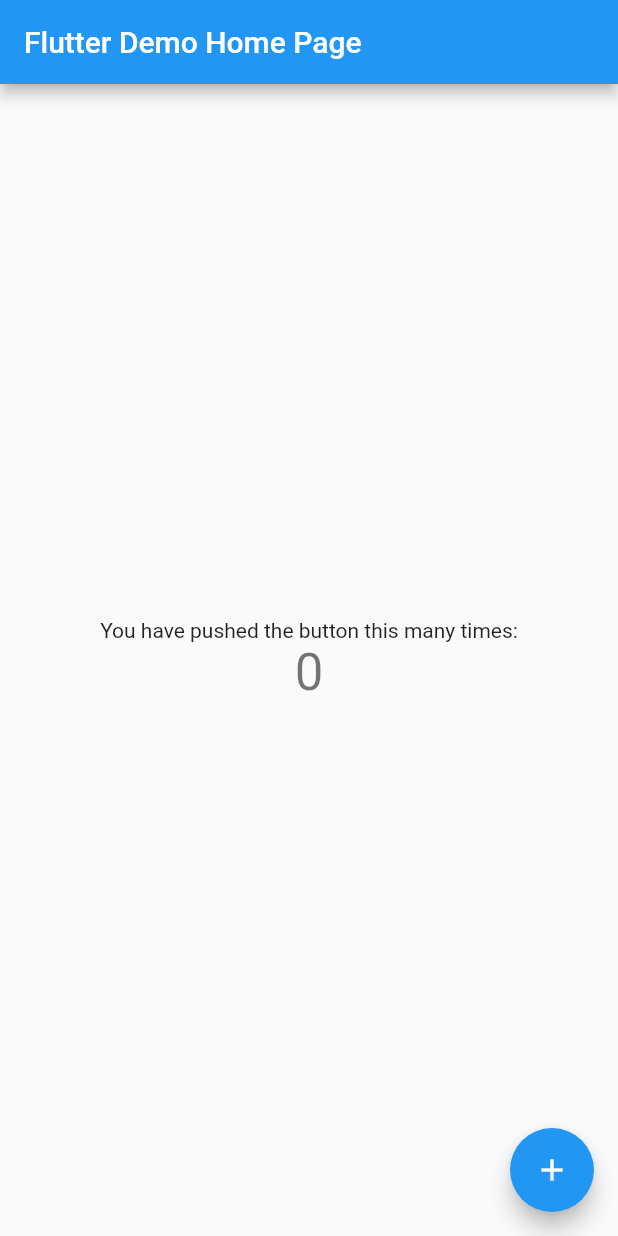
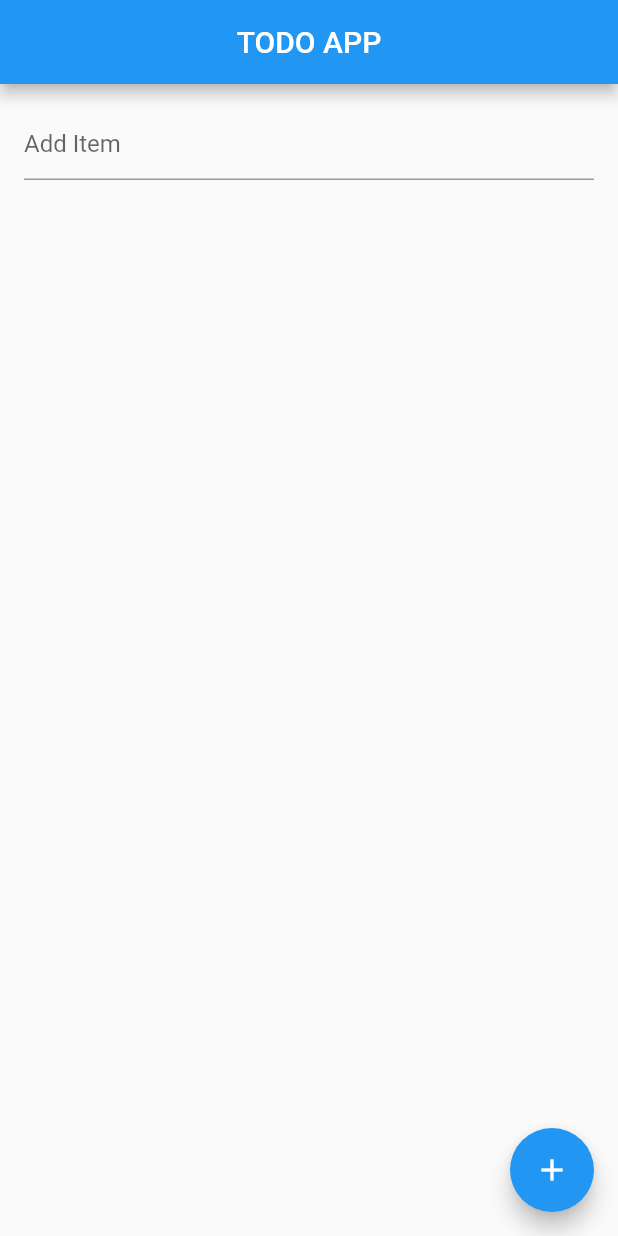
Before and after one commit to sujanagrg/To-do-App, a Flutter app: the screen it shows after launch, on a phone screen of 412 x 824 dp. Run offline on Flutter 3.47's test engine with Material 2 defaults, Android fonts, the phone set to English and light mode, and no system bars.

Commit message:
project completed

```diff
--- a/lib/main.dart
+++ b/lib/main.dart
@@ -1,115 +1,61 @@
+import 'dart:ui';
+
 import 'package:flutter/material.dart';
 
-void main() {
-  runApp(const MyApp());
+void main() => runApp(MaterialApp(
+      title: "TODO APP",
+      home: TODOAPP(),
+    ));
+
+class TODOAPP extends StatefulWidget {
+  const TODOAPP({Key? key}) : super(key: key);
+
+  @override
+  State<TODOAPP> createState() => _TODOAPPState();
 }
 
-class MyApp extends StatelessWidget {
-  const MyApp({Key? key}) : super(key: key);
-
-  // This widget is the root of your application.
-  @override
-  Widget build(BuildContext context) {
-    return MaterialApp(
-      title: 'Flutter Demo',
-      theme: ThemeData(
-        // This is the theme of your application.
-        //
-        // Try running your application with "flutter run". You'll see the
-        // application has a blue toolbar. Then, without quitting the app, try
-        // changing the primarySwatch below to Colors.green and then invoke
-        // "hot reload" (press "r" in the console where you ran "flutter run",
-        // or simply save your changes to "hot reload" in a Flutter IDE).
-        // Notice that the counter didn't reset back to zero; the application
-        // is not restarted.
-        primarySwatch: Colors.blue,
-      ),
-      home: const MyHomePage(title: 'Flutter Demo Home Page'),
-    );
-  }
-}
-
-class MyHomePage extends StatefulWidget {
-  const MyHomePage({Key? key, required this.title}) : super(key: key);
-
-  // This widget is the home page of your application. It is stateful, meaning
-  // that it has a State object (defined below) that contains fields that affect
-  // how it looks.
-
-  // This class is the configuration for the state. It holds the values (in this
-  // case the title) provided by the parent (in this case the App widget) and
-  // used by the build method of the State. Fields in a Widget subclass are
-  // always marked "final".
-
-  final String title;
-
-  @override
-  State<MyHomePage> createState() => _MyHomePageState();
-}
-
-class _MyHomePageState extends State<MyHomePage> {
-  int _counter = 0;
-
-  void _incrementCounter() {
+class _TODOAPPState extends State<TODOAPP> {
+  late String value;
+  var listTODO = [''];
+  addToDo(String item) {
     setState(() {
-      // This call to setState tells the Flutter framework that something has
-      // changed in this State, which causes it to rerun the build method below
-      // so that the display can reflect the updated values. If we changed
-      // _counter without calling setState(), then the build method would not be
-      // called again, and so nothing would appear to happen.
-      _counter++;
+      listTODO.add(item);
     });
   }
 
   @override
   Widget build(BuildContext context) {
-    // This method is rerun every time setState is called, for instance as done
-    // by the _incrementCounter method above.
-    //
-    // The Flutter framework has been optimized to make rerunning build methods
-    // fast, so that you can just rebuild anything that needs updating rather
-    // than having to individually change instances of widgets.
     return Scaffold(
       appBar: AppBar(
-        // Here we take the value from the MyHomePage object that was created by
-        // the App.build method, and use it to set our appbar title.
-        title: Text(widget.title),
-      ),
-      body: Center(
-        // Center is a layout widget. It takes a single child and positions it
-        // in the middle of the parent.
-        child: Column(
-          // Column is also a layout widget. It takes a list of children and
-          // arranges them vertically. By default, it sizes itself to fit its
-          // children horizontally, and tries to be as tall as its parent.
-          //
-          // Invoke "debug painting" (press "p" in the console, choose the
-          // "Toggle Debug Paint" action from the Flutter Inspector in Android
-          // Studio, or the "Toggle Debug Paint" command in Visual Studio Code)
-          // to see the wireframe for each widget.
-          //
-          // Column has various properties to control how it sizes itself and
-          // how it positions its children. Here we use mainAxisAlignment to
-          // center the children vertically; the main axis here is the vertical
-          // axis because Columns are vertical (the cross axis would be
-          // horizontal).
-          mainAxisAlignment: MainAxisAlignment.center,
-          children: <Widget>[
-            const Text(
-              'You have pushed the button this many times:',
-            ),
-            Text(
-              '$_counter',
-              style: Theme.of(context).textTheme.headline4,
-            ),
-          ],
-        ),
+        title: Text("TODO APP"),
+        centerTitle: true,
       ),
       floatingActionButton: FloatingActionButton(
-        onPressed: _incrementCounter,
-        tooltip: 'Increment',
-        child: const Icon(Icons.add),
-      ), // This trailing comma makes auto-formatting nicer for build methods.
+          child: Icon(Icons.add),
+          onPressed: () {
+            addToDo(value);
+          }),
+      body: ListView.builder(
+          itemCount: listTODO.length,
+          itemBuilder: (context, index) {
+            return index == 0
+                ? Padding(
+                    padding: const EdgeInsets.all(16.0),
+                    child: TextFormField(
+                      decoration: InputDecoration(hintText: "Add Item"),
+                      onChanged: (val) {
+                        value = val;
+                      },
+                    ),
+                  )
+                : ListTile(
+                    leading: Icon(Icons.work),
+                    title: Text(
+                      '${listTODO[index]}',
+                      style: TextStyle(fontWeight: FontWeight.bold),
+                    ),
+                  );
+          }),
     );
   }
 }
```
